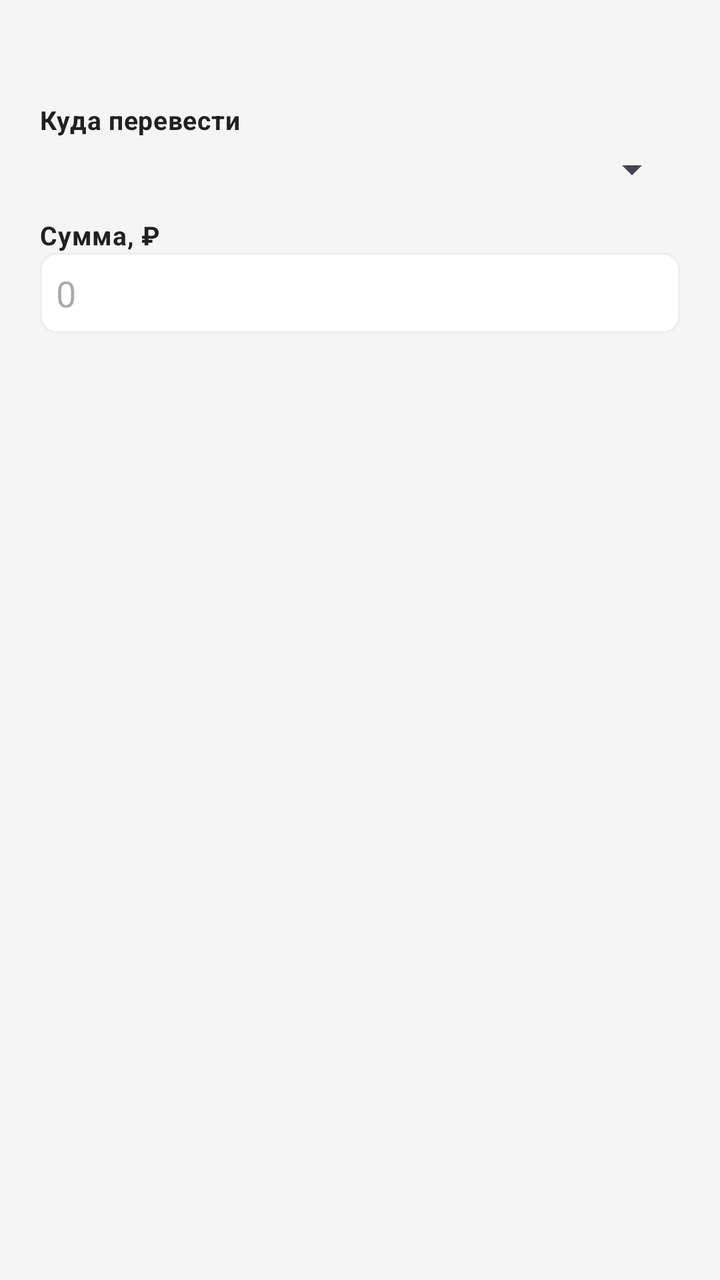
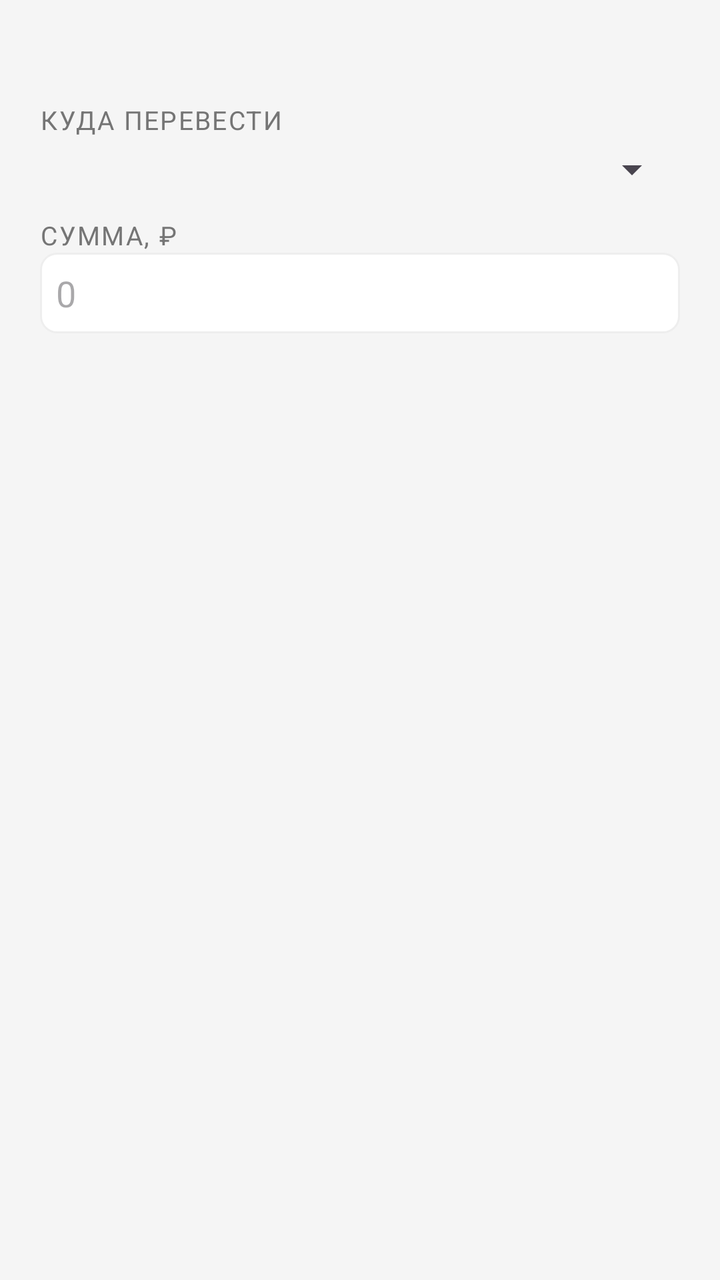

Screens rendered from an Android XML layout before and after an edit, with the pre-edit source and the edit as a unified diff.
<!-- AndroidManifest.xml: application theme Theme.MyBudget -->
<!-- res/layout/dialog_transfer_subcategory.xml -->
<?xml version="1.0" encoding="utf-8"?>
<LinearLayout xmlns:android="http://schemas.android.com/apk/res/android"
    android:orientation="vertical"
    android:padding="@dimen/space_20"
    android:layout_width="match_parent"
    android:layout_height="wrap_content">
    <TextView
        android:textSize="14sp"
        android:textColor="@color/text_primary"
        android:id="@+id/transferInfoText"
        android:layout_width="match_parent"
        android:layout_height="wrap_content"
        style="@style/Text.MyBudget.Subtitle"/>
    <TextView
        android:textSize="13sp"
        android:layout_width="match_parent"
        android:layout_height="wrap_content"
        android:layout_marginTop="@dimen/space_12"
        android:text="@string/budget_transfer_to_label"
        style="@style/Text.MyBudget.Section"/>
    <Spinner
        android:id="@+id/targetSpinner"
        android:padding="@dimen/space_4"
        android:layout_width="match_parent"
        android:layout_height="wrap_content"
        android:layout_marginTop="@dimen/space_4"/>
    <TextView
        android:textSize="13sp"
        android:layout_width="match_parent"
        android:layout_height="wrap_content"
        android:layout_marginTop="@dimen/space_12"
        android:text="@string/budget_transfer_amount_label"
        style="@style/Text.MyBudget.Section"/>
    <EditText
        android:textColor="@color/text_primary"
        android:id="@+id/transferAmountInput"
        android:background="@drawable/edittext_border"
        android:padding="@dimen/space_8"
        android:layout_width="match_parent"
        android:layout_height="wrap_content"
        android:hint="@string/budget_amount_zero_hint"
        android:inputType="numberDecimal"
        android:importantForAutofill="no"/>
</LinearLayout>
<!-- resources referenced by this layout -->
<resources>
  <color name="text_primary">#212121</color>
  <dimen name="space_12">12dp</dimen>
  <dimen name="space_20">20dp</dimen>
  <dimen name="space_4">4dp</dimen>
  <dimen name="space_8">8dp</dimen>
  <!-- drawable edittext_border (drawable) -->
  <?xml version="1.0" encoding="utf-8"?>
  <shape xmlns:android="http://schemas.android.com/apk/res/android">
      <solid android:color="@color/card_background_white"/>
      <stroke
          android:width="1dp"
          android:color="@color/border_light"/>
      <corners android:radius="@dimen/radius_8"/>
  </shape>
  <string name="budget_amount_zero_hint">0</string>
  <string name="budget_transfer_amount_label">Сумма, ₽</string>
  <string name="budget_transfer_to_label">Куда перевести</string>
  <style name="Text.MyBudget.Section" parent="@style/Text.MyBudget">
      <item name="android:textSize">16sp</item>
      <item name="android:textStyle">bold</item>
      <item name="android:textColor">@color/text_primary</item>
    </style>
  <style name="Text.MyBudget.Subtitle" parent="@style/Text.MyBudget">
      <item name="android:textSize">12sp</item>
      <item name="android:textColor">@color/text_secondary</item>
    </style>
  <style name="Theme.MyBudget" parent="@style/Base.Theme.MyBudget" />
  <color name="card_background_white">#ffffff</color>
  <color name="border_light">#eeeeee</color>
  <dimen name="radius_8">8dp</dimen>
  <style name="Text.MyBudget" parent="@style/TextAppearance.Material3.BodyMedium" />
  <color name="text_secondary">#757575</color>
  <style name="Base.Theme.MyBudget" parent="@style/Theme.Material3.DayNight.NoActionBar">
      <item name="android:colorBackground">@color/background_light</item>
      <item name="colorOnPrimary">@color/md_theme_onPrimary</item>
      <item name="colorOnSurface">@color/md_theme_onSurface</item>
      <item name="colorOutline">@color/md_theme_outline</item>
      <item name="colorPrimary">@color/md_theme_primary</item>
      <item name="colorSurface">@color/md_theme_surface</item>
      <item name="colorSurfaceVariant">@color/md_theme_surfaceVariant</item>
    </style>
  <color name="background_light">#f5f5f5</color>
  <color name="md_theme_onPrimary">#ffffff</color>
  <color name="md_theme_onSurface">#1d1b20</color>
  <color name="md_theme_outline">#79747e</color>
  <color name="md_theme_primary">#6750a4</color>
  <color name="md_theme_surface">#ffffff</color>
  <color name="md_theme_surfaceVariant">#e7e0ec</color>
</resources>

<!-- the commit's change to res/layout/dialog_transfer_subcategory.xml (unified diff, before → after) -->
@@ -17,7 +17,7 @@
         android:layout_height="wrap_content"
         android:layout_marginTop="@dimen/space_12"
         android:text="@string/budget_transfer_to_label"
-        style="@style/Text.MyBudget.Section"/>
+style="@style/Text.MyBudget.SectionLabel"/>
     <Spinner
         android:id="@+id/targetSpinner"
         android:padding="@dimen/space_4"
@@ -30,7 +30,7 @@
         android:layout_height="wrap_content"
         android:layout_marginTop="@dimen/space_12"
         android:text="@string/budget_transfer_amount_label"
-        style="@style/Text.MyBudget.Section"/>
+style="@style/Text.MyBudget.SectionLabel"/>
     <EditText
         android:textColor="@color/text_primary"
         android:id="@+id/transferAmountInput"
<!-- resource entries referenced after the edit -->
@@ -17,10 +17,11 @@
   <string name="budget_amount_zero_hint">0</string>
   <string name="budget_transfer_amount_label">Сумма, ₽</string>
   <string name="budget_transfer_to_label">Куда перевести</string>
-  <style name="Text.MyBudget.Section" parent="@style/Text.MyBudget">
-      <item name="android:textSize">16sp</item>
-      <item name="android:textStyle">bold</item>
-      <item name="android:textColor">@color/text_primary</item>
+  <style name="Text.MyBudget.SectionLabel" parent="@style/Text.MyBudget">
+      <item name="android:textSize">12sp</item>
+      <item name="android:textColor">@color/text_secondary</item>
+      <item name="android:textAllCaps">true</item>
+      <item name="android:letterSpacing">0.06</item>
     </style>
   <style name="Text.MyBudget.Subtitle" parent="@style/Text.MyBudget">
       <item name="android:textSize">12sp</item>
